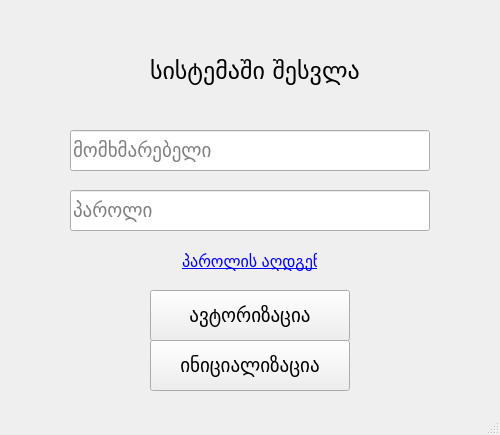
nikokvirtia1984/Melodia_1.0, file ui/LoginWindow.ui: the form before one commit.
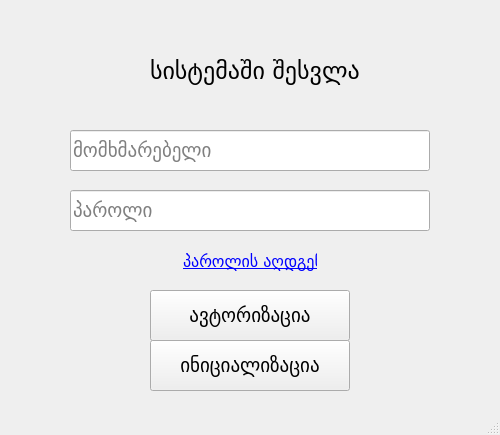
The form after the commit.

Commit message: return function window layout changes to responsive and maximized

Patch:
```diff
--- a/ui/LoginWindow.ui
+++ b/ui/LoginWindow.ui
@@ -96,14 +96,15 @@
    <widget class="QLabel" name="pass_restore">
     <property name="geometry">
      <rect>
-      <x>182</x>
+      <x>183</x>
       <y>250</y>
-      <width>135</width>
+      <width>134</width>
       <height>23</height>
      </rect>
     </property>
     <property name="font">
      <font>
+      <family>Sylfaen</family>
       <pointsize>12</pointsize>
      </font>
     </property>
```
The commit also changes 3 other files.
